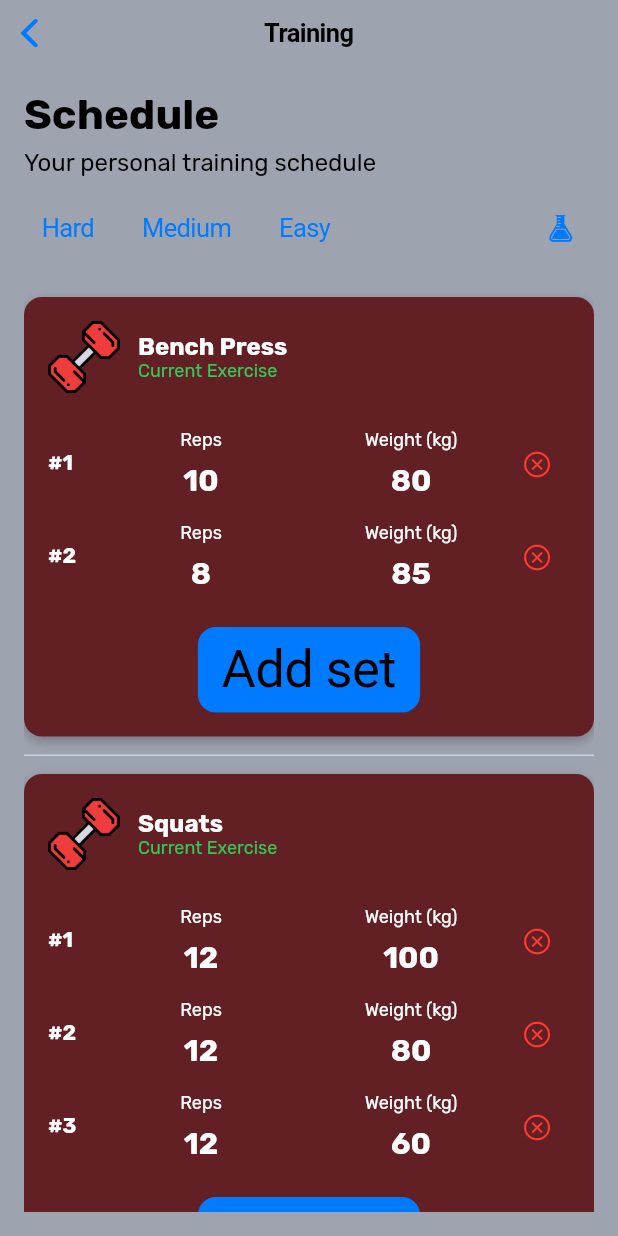
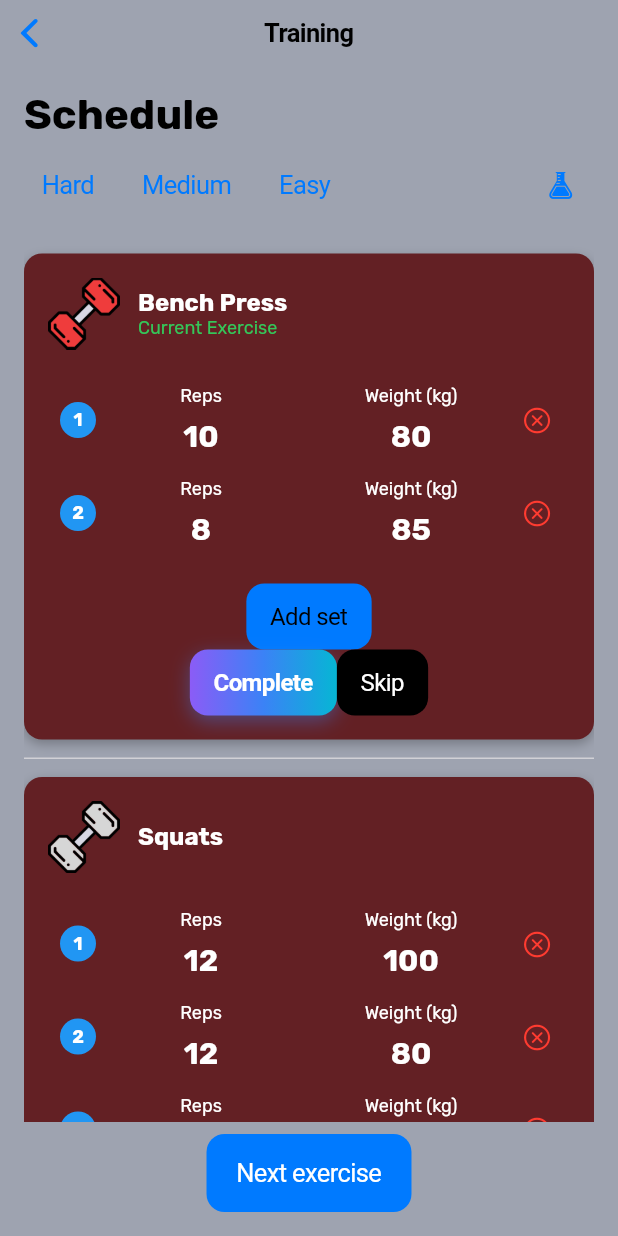
Before and after one commit to AndreiCrimezniuc/GymControl, a Flutter app: the Training screen opened directly, on a phone screen of 412 x 824 dp. Run offline on Flutter 3.47's test engine with Material 3 defaults, Android fonts, the phone set to English and light mode, and no system bars.

Commit message:
training buttons

```diff
--- /dev/null
+++ b/lib/app.dart
@@ -0,0 +1,9 @@
+import 'package:flutter/cupertino.dart';
+import 'package:gymboss/ui/core/themes/light_theme.dart';
+import 'package:gymboss/ui/home_screen/home_screen.dart';
+
+const app = CupertinoApp(
+  theme: lightTheme,
+  debugShowCheckedModeBanner: false,
+  home: HomeScreen(),
+);
--- a/lib/main.dart
+++ b/lib/main.dart
@@ -1,5 +1,5 @@
 import 'package:flutter/cupertino.dart';
-import 'package:gymboss/ui/home_screen/home_screen.dart';
+import 'package:gymboss/app.dart';
 
 void main() {
   runApp(const MyCupertinoApp());
@@ -10,16 +10,6 @@ class MyCupertinoApp extends StatelessWidget {
 
   @override
   Widget build(BuildContext context) {
-    return CupertinoApp(
-      theme: CupertinoThemeData(
-        brightness: Brightness.light,
-        scaffoldBackgroundColor: Color(0xFF9EA3B0),
-        textTheme: CupertinoTextThemeData(
-          textStyle: TextStyle(fontFamily: 'Rubik'),
-        ),
-      ),
-      debugShowCheckedModeBanner: false,
-      home: HomeScreen(),
-    );
+    return app;
   }
 }
--- /dev/null
+++ b/lib/ui/core/themes/light_theme.dart
@@ -0,0 +1,7 @@
+import 'package:flutter/cupertino.dart';
+
+const lightTheme = CupertinoThemeData(
+  brightness: Brightness.light,
+  scaffoldBackgroundColor: Color(0xFF9EA3B0),
+  textTheme: CupertinoTextThemeData(textStyle: TextStyle(fontFamily: 'Rubik')),
+);
--- /dev/null
+++ b/lib/ui/core/ui/colors/main_gradient.dart
@@ -0,0 +1,25 @@
+import 'package:flutter/material.dart';
+
+class MainGradient {
+  static const LinearGradient purpleBlueGradient = LinearGradient(
+    colors: [
+      Color(0xFF8B5CF6), // фиолетовый (примерно violet-500)
+      Color(0xFF3B82F6), // синий (примерно blue-500)
+      Color(0xFF06B6D4), // голубой (примерно cyan-500)
+    ],
+    begin: Alignment.centerLeft,
+    end: Alignment.centerRight,
+  );
+
+  static final BoxShadow blueShadow = BoxShadow(
+    color: const Color(0xFF3B82F6).withOpacity(0.4),
+    blurRadius: 10,
+    offset: const Offset(0, 4),
+  );
+
+  static final BoxDecoration purpleBlueButtonBackground = BoxDecoration(
+    gradient: purpleBlueGradient,
+    boxShadow: [blueShadow],
+    borderRadius: BorderRadius.circular(12),
+  );
+}
--- a/lib/ui/core/ui/icons/icons_training.dart
+++ b/lib/ui/core/ui/icons/icons_training.dart
@@ -1,4 +1,4 @@
 class IconsTraining {
   static const String dumbellActive = "assets/icons/dumbbell_active.png";
-  static const String dumbellPassive = "assets/icons/dumbell_passiv.png";
+  static const String dumbellPassive = "assets/icons/dumbbell_passive.png";
 }
--- /dev/null
+++ b/lib/ui/menu_options_list/training/widgets/bullet_point.dart
@@ -0,0 +1,21 @@
+import 'package:flutter/material.dart';
+
+Widget bulletPoint(int index) {
+  return Container(
+    width: 24,
+    height: 24,
+    decoration: const BoxDecoration(
+      color: Colors.blue,
+      shape: BoxShape.circle,
+    ),
+    alignment: Alignment.center,
+    child: Text(
+      "${index + 1}",
+      style: const TextStyle(
+        color: Colors.white,
+        fontWeight: FontWeight.bold,
+        fontSize: 12,
+      ),
+    ),
+  );
+}
--- a/lib/ui/menu_options_list/training/widgets/exercise.dart
+++ b/lib/ui/menu_options_list/training/widgets/exercise.dart
@@ -1,7 +1,9 @@
 import 'package:flutter/cupertino.dart';
 import 'package:flutter/material.dart';
 import 'package:gymboss/domain/models/trainigs/exercise.dart';
+import 'package:gymboss/ui/core/ui/colors/main_gradient.dart';
 import 'package:gymboss/ui/core/ui/icons/icons_training.dart';
+import 'package:gymboss/ui/menu_options_list/training/widgets/bullet_point.dart';
 
 class TrainingExercise extends StatefulWidget {
   const TrainingExercise({
@@ -55,17 +57,13 @@ class _TrainingExerciseState extends State<TrainingExercise> {
   }) {
     showCupertinoModalPopup(
       context: context,
-      builder:
-          (_) => Container(
+      builder: (_) => Container(
         height: 250,
         color: CupertinoColors.systemGrey6,
         child: Column(
           children: [
             Container(
-                  padding: const EdgeInsets.symmetric(
-                    horizontal: 16,
-                    vertical: 8,
-                  ),
+              padding: const EdgeInsets.symmetric(horizontal: 16, vertical: 8),
               color: CupertinoColors.systemGrey5,
               child: Row(
                 mainAxisAlignment: MainAxisAlignment.spaceBetween,
@@ -158,13 +156,7 @@ class _TrainingExerciseState extends State<TrainingExercise> {
                   padding: const EdgeInsets.symmetric(vertical: 8.0),
                   child: Row(
                     children: [
-                      SizedBox(
-                        width: 40,
-                        child: Text(
-                          "#${index + 1}",
-                          style: const TextStyle(fontWeight: FontWeight.bold),
-                        ),
-                      ),
+                      SizedBox(width: 40, child: bulletPoint(index)),
 
                       Expanded(
                         child: GestureDetector(
@@ -212,8 +204,8 @@ class _TrainingExerciseState extends State<TrainingExercise> {
                                 (i) => Center(child: Text("$i")),
                               ),
                               initialIndex: set.weight.toInt(),
-                              onSelected:
-                                  (val) => _updateWeight(index, val.toDouble()),
+                              onSelected: (val) =>
+                                  _updateWeight(index, val.toDouble()),
                             );
                           },
                           child: Column(
@@ -257,7 +249,51 @@ class _TrainingExerciseState extends State<TrainingExercise> {
               color: CupertinoColors.activeBlue,
               child: Text(
                 "Add set",
-                style: TextStyle(fontSize: 35, color: CupertinoColors.black),
+                style: TextStyle(fontSize: 16, color: CupertinoColors.black),
+              ),
+              onPressed: () {
+                setState(() {
+                  _sets.add(ExerciseSet(weight: 0, reps: 10));
+                });
+              },
+            ),
+            Row(
+              mainAxisAlignment: MainAxisAlignment.center,
+              children: [
+                Container(
+                  decoration: MainGradient
+                      .purpleBlueButtonBackground, // твой градиент и тень
+                  child: CupertinoButton(
+                    padding: const EdgeInsets.symmetric(
+                      horizontal: 16,
+                      vertical: 8,
+                    ),
+                    color: Colors.transparent, // важно!
+                    borderRadius: BorderRadius.circular(16),
+                    onPressed: () {},
+                    child: Text(
+                      "Complete",
+                      style: const TextStyle(
+                        fontSize: 16,
+                        color: CupertinoColors.white,
+                        fontWeight: FontWeight.w600,
+                      ),
+                    ),
+                  ),
+                ),
+
+                CupertinoButton(
+                  padding: const EdgeInsets.symmetric(
+                    horizontal: 16,
+                    vertical: 8,
+                  ),
+                  color: CupertinoColors.black,
+                  child: Text(
+                    "Skip",
+                    style: TextStyle(
+                      fontSize: 16,
+                      color: CupertinoColors.white,
+                    ),
                   ),
                   onPressed: () {
                     setState(() {
@@ -267,6 +303,8 @@ class _TrainingExerciseState extends State<TrainingExercise> {
                 ),
               ],
             ),
+          ],
+        ),
       ),
     );
   }
--- a/lib/ui/menu_options_list/training/widgets/training.dart
+++ b/lib/ui/menu_options_list/training/widgets/training.dart
@@ -1,5 +1,4 @@
 import 'package:flutter/cupertino.dart';
-import 'package:flutter/material.dart';
 import 'package:gymboss/data/repositories/trainings.dart';
 import 'package:gymboss/data/services/trainigs/trainings.dart';
 import 'package:gymboss/domain/models/trainigs/trainigs.dart';
@@ -20,6 +19,7 @@ class _TrainingState extends State<Training> {
   String? error;
   TrainingComplexity currentComplexity = TrainingComplexity.hard;
   Trainings currentTraining = Trainings.empty();
+  int currentExerciseIndex = 0;
 
   @override
   void initState() {
@@ -34,15 +34,38 @@ class _TrainingState extends State<Training> {
     setState(() => isLoading = true);
     try {
       trainings = await viewModel.trainingsService.fetchAllTrainings();
+      currentExerciseIndex = 0;
       currentTraining = trainings.firstWhere(
         (item) => item.complexity == currentComplexity,
-        orElse: () => Trainings.empty(), // 🔹 если хочешь избежать null
+        orElse: () => Trainings.empty(),
       );
       error = null;
     } catch (e) {
       error = e.toString();
     } finally {
       setState(() => isLoading = false);
+    }
+  }
+
+  void nextExercise() {
+    if (currentExerciseIndex < currentTraining.exercises.length - 1) {
+      setState(() {
+        currentExerciseIndex++;
+      });
+    } else {
+      showCupertinoDialog(
+        context: context,
+        builder: (_) => CupertinoAlertDialog(
+          title: const Text("Done!"),
+          content: const Text("You've finished this training."),
+          actions: [
+            CupertinoDialogAction(
+              child: const Text("OK"),
+              onPressed: () => Navigator.pop(context),
+            ),
+          ],
+        ),
+      );
     }
   }
 
@@ -56,7 +79,6 @@ class _TrainingState extends State<Training> {
           child: Column(
             crossAxisAlignment: CrossAxisAlignment.start,
             children: [
-              // ---------- H1 ----------
               const Text(
                 "Schedule",
                 style: TextStyle(
@@ -66,15 +88,7 @@ class _TrainingState extends State<Training> {
                 ),
               ),
               const SizedBox(height: 6),
-
-              // ---------- H2 / subtitle ----------
-              const Text(
-                "Your personal training schedule",
-                style: TextStyle(fontSize: 16, color: CupertinoColors.black),
-              ),
-              const SizedBox(height: 12),
-
-              // ---------- Filters / controls (пример) ----------
+              const SizedBox(height: 2),
               Row(
                 children: [
                   CupertinoButton(
@@ -88,17 +102,22 @@ class _TrainingState extends State<Training> {
                   const SizedBox(width: 8),
                   CupertinoButton(
                     padding: const EdgeInsets.symmetric(horizontal: 12),
-                    onPressed: loadTrainings,
+                    onPressed: () {
+                      currentComplexity = TrainingComplexity.medium;
+                      loadTrainings();
+                    },
                     child: const Text("Medium"),
                   ),
                   const SizedBox(width: 8),
                   CupertinoButton(
                     padding: const EdgeInsets.symmetric(horizontal: 12),
-                    onPressed: loadTrainings,
+                    onPressed: () {
+                      currentComplexity = TrainingComplexity.easy;
+                      loadTrainings();
+                    },
                     child: const Text("Easy"),
                   ),
                   const Spacer(),
-
                   CupertinoButton(
                     padding: const EdgeInsets.symmetric(horizontal: 12),
                     onPressed: loadTrainings,
@@ -109,9 +128,6 @@ class _TrainingState extends State<Training> {
 
               const SizedBox(height: 12),
 
-              // ---------- Content area (под заголовками) ----------
-              // Expanded гарантирует, что этот блок займет всё оставшееся пространство,
-              // и внутри можно безопасно показывать индикатор, ошибку или список.
               Expanded(
                 child: Builder(
                   builder: (context) {
@@ -135,33 +151,40 @@ class _TrainingState extends State<Training> {
                       );
                     }
 
-                    // Контент: список тренировок (скроллится внутри Expanded)
                     if (currentTraining.isEmpty()) {
                       return const Center(child: Text('No trainings found'));
                     }
 
-                    return ListView.separated(
+                    return Column(
+                      children: [
+                        Expanded(
+                          child: ListView.separated(
                             itemCount: currentTraining.exercises.length,
-                      separatorBuilder: (_, __) => Divider(
+                            separatorBuilder: (_, __) => Container(
                               height: 1,
                               color: CupertinoColors.systemGrey4,
                             ),
                             itemBuilder: (context, idx) {
                               final t = currentTraining.exercises[idx];
                               return Padding(
-                          padding: const EdgeInsets.symmetric(vertical: 12),
-                          child: Column(
-                            crossAxisAlignment: CrossAxisAlignment.start,
-                            children: [
-                              TrainingExercise(
+                                padding: const EdgeInsets.symmetric(
+                                  vertical: 12,
+                                ),
+                                child: TrainingExercise(
                                   name: t.name,
-                                status: true,
+                                  status: idx == currentExerciseIndex,
                                   exerciseSet: t.sets,
-                              ),
-                            ],
                                 ),
                               );
                             },
+                          ),
+                        ),
+                        const SizedBox(height: 8),
+                        CupertinoButton.filled(
+                          onPressed: nextExercise,
+                          child: const Text("Next exercise"),
+                        ),
+                      ],
                     );
                   },
                 ),
```
Also changed, not shown: assets/icons/dumbbell_passive.png. Lines whose indentation alone changed are shown as unchanged.
